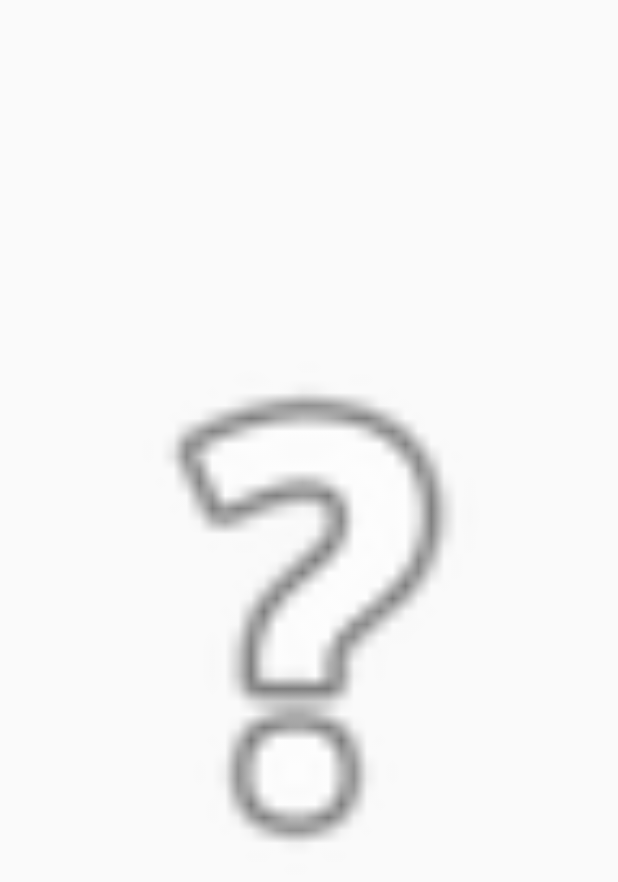
After one commit to traccar/traccar-client-android, an Android app: the layout status_widget.xml on its own in the app's theme, with its tools: preview values and no code run, on a phone screen of 412 x 824 dp. The commit adds this screen. Shown: the top 882 px of the screen. Run offline under Robolectric (Android 15) with nearby library versions, the phone set to English and light mode, and no system bars.

Commit message:
Status Widget #429

```diff
--- /dev/null
+++ b/app/src/main/res/drawable-v21/app_widget_background.xml
@@ -0,0 +1,10 @@
+<?xml version="1.0" encoding="utf-8"?><!--
+Background for widgets to make the rounded corners based on the
+appWidgetRadius attribute value
+-->
+<shape xmlns:android="http://schemas.android.com/apk/res/android"
+    android:shape="rectangle">
+
+    <corners android:radius="?attr/appWidgetRadius" />
+    <solid android:color="?android:attr/colorBackground" />
+</shape>
--- /dev/null
+++ b/app/src/main/res/layout/status_widget.xml
@@ -0,0 +1,16 @@
+<RelativeLayout xmlns:android="http://schemas.android.com/apk/res/android"
+    xmlns:app="http://schemas.android.com/apk/res-auto"
+    style="@style/Widget.Traccarclientandroid.AppWidget.Container"
+    android:background="@android:color/transparent"
+    android:layout_width="match_parent"
+    android:layout_height="match_parent"
+    android:theme="@style/AppTheme.AppWidgetContainer">
+
+    <ImageView
+        android:id="@+id/ivEnabled"
+        android:layout_width="match_parent"
+        android:layout_height="match_parent"
+        android:contentDescription="@string/settings_status_title"
+        android:src="@android:drawable/ic_menu_help"
+        app:srcCompat="@mipmap/ic_launcher" />
+</RelativeLayout>
--- /dev/null
+++ b/app/src/main/res/values-night-v31/themes.xml
@@ -0,0 +1,11 @@
+<?xml version="1.0" encoding="utf-8"?>
+<resources>
+    <!--
+    Having themes.xml for night-v31 because of the priority order of the resource qualifiers.
+    -->
+    <style name="AppTheme.AppWidgetContainerParent" parent="@android:style/Theme.DeviceDefault.DayNight">
+        <item name="appWidgetRadius">@android:dimen/system_app_widget_background_radius</item>
+        <item name="appWidgetPadding">16dp</item>
+        <item name="appWidgetInnerRadius">@android:dimen/system_app_widget_inner_radius</item>
+    </style>
+</resources>
--- /dev/null
+++ b/app/src/main/res/values-v21/styles.xml
@@ -0,0 +1,13 @@
+<resources>
+
+    <style name="Widget.Traccarclientandroid.AppWidget.Container" parent="android:Widget">
+        <item name="android:padding">?attr/appWidgetPadding</item>
+        <item name="android:background">@drawable/app_widget_background</item>
+    </style>
+
+    <style name="Widget.Traccarclientandroid.AppWidget.InnerView" parent="android:Widget">
+        <item name="android:padding">?attr/appWidgetPadding</item>
+        <item name="android:background">@drawable/app_widget_inner_view_background</item>
+    </style>
+
+</resources>
--- /dev/null
+++ b/app/src/main/res/values-v31/styles.xml
@@ -0,0 +1,7 @@
+<resources>
+
+    <style name="Widget.Traccarclientandroid.AppWidget.Container" parent="android:Widget">
+        <item name="android:clipToOutline">true</item>
+    </style>
+
+</resources>
--- /dev/null
+++ b/app/src/main/res/values-v31/themes.xml
@@ -0,0 +1,12 @@
+<?xml version="1.0" encoding="utf-8"?>
+<resources>
+    <!--
+    Having themes.xml for v31 variant because @android:dimen/system_app_widget_background_radius
+     and @android:dimen/system_app_widget_internal_padding requires API level 31
+    -->
+    <style name="AppTheme.AppWidgetContainerParent" parent="@android:style/Theme.DeviceDefault.DayNight">
+        <item name="appWidgetRadius">@android:dimen/system_app_widget_background_radius</item>
+        <item name="appWidgetPadding">16dp</item>
+        <item name="appWidgetInnerRadius">@android:dimen/system_app_widget_inner_radius</item>
+    </style>
+</resources>
--- a/app/src/main/res/values/dimens.xml
+++ b/app/src/main/res/values/dimens.xml
@@ -1,4 +1,10 @@
 <?xml version="1.0" encoding="utf-8"?>
 <resources>
     <dimen name="spacing_normal">16dp</dimen>
+
+    <!--
+    Refer to App Widget Documentation for margin information
+    https://developer.android.com/guide/topics/appwidgets/index.html#CreatingLayout
+    -->
+    <dimen name="widget_margin">0dp</dimen>
 </resources>
--- a/app/src/main/res/values/strings.xml
+++ b/app/src/main/res/values/strings.xml
@@ -44,6 +44,8 @@
   <string name="status_location_update">Location update</string>
   <string name="status_network_online">Network online</string>
   <string name="status_network_offline">Network offline</string>
+  <string name="status_widget_description">The widget shows the service status</string>
+  <string name="status_widget_label">Status widget</string>
   <string name="hidden_app_name">Device Settings</string>
   <string name="hidden_alert">The app has been hidden. To open it again please dial 8722227 (TRACCAR).</string>
   <string name="error_msg_invalid_url">Please enter a valid http:// or https:// URL</string>
--- /dev/null
+++ b/app/src/main/res/values/styles.xml
@@ -0,0 +1,12 @@
+<resources>
+
+    <style name="Widget.Traccarclientandroid.AppWidget.Container" parent="android:Widget">
+        <item name="android:id">@android:id/background</item>
+        <item name="android:background">?android:attr/colorBackground</item>
+    </style>
+
+    <style name="Widget.Traccarclientandroid.AppWidget.InnerView" parent="android:Widget">
+        <item name="android:background">?android:attr/colorBackground</item>
+        <item name="android:textColor">?android:attr/textColorPrimary</item>
+    </style>
+</resources>
--- a/app/src/main/res/values/themes.xml
+++ b/app/src/main/res/values/themes.xml
@@ -7,4 +7,12 @@
         <item name="colorAccent">@color/accent</item>
     </style>
 
+    <style name="AppTheme.AppWidgetContainerParent" parent="@android:style/Theme.DeviceDefault">
+        <item name="appWidgetRadius">8dp</item>
+        <item name="appWidgetPadding">4dp</item>
+        <item name="appWidgetInnerRadius">4dp</item>
+    </style>
+
+    <style name="AppTheme.AppWidgetContainer" parent="AppTheme.AppWidgetContainerParent" />
+
 </resources>
```
Also changed, not shown: app/src/main/AndroidManifest.xml (+12 -0 lines), app/src/main/java/org/traccar/client/StatusWidget.kt (added, +83 -0 lines), app/src/main/res/drawable-v21/app_widget_inner_view_background.xml (added, +10 -0 lines), app/src/main/res/values/attrs.xml (added, +7 -0 lines), app/src/main/res/xml/status_widget_info.xml (added, +13 -0 lines), app/src/main/res/drawable-hdpi/status_widget_preview.png (added), app/src/main/res/drawable-mdpi/status_widget_preview.png (added), app/src/main/res/drawable-xhdpi/status_widget_preview.png (added), app/src/main/res/drawable-xxhdpi/status_widget_preview.png (added), app/src/main/res/drawable-xxxhdpi/status_widget_preview.png (added).
